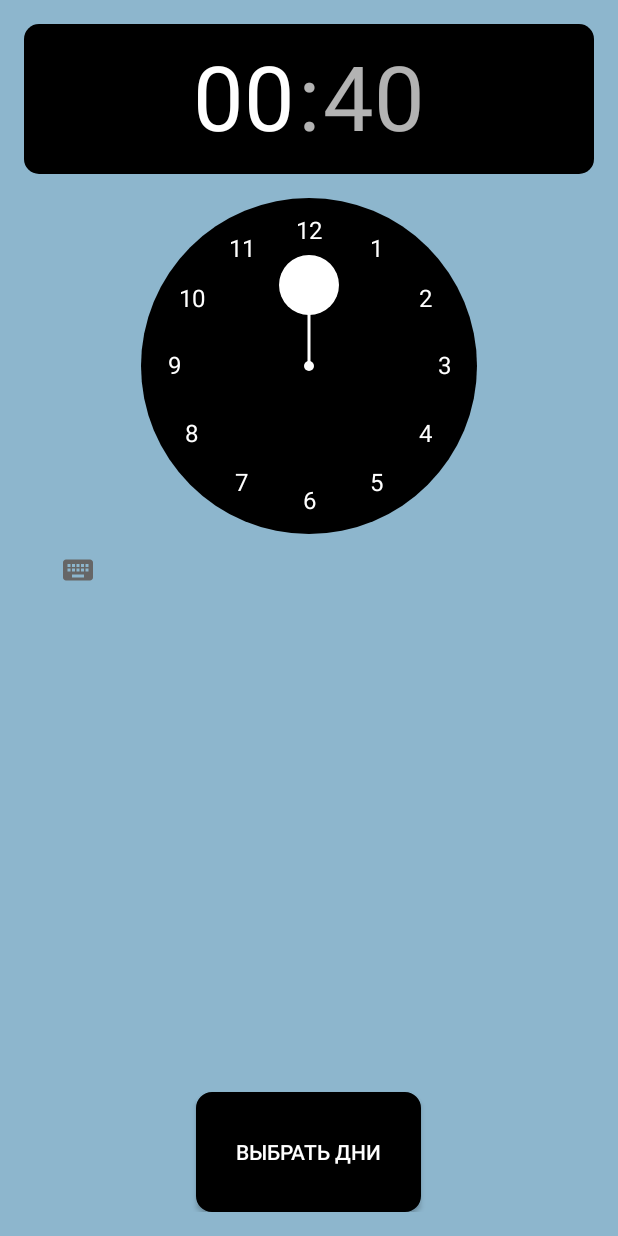
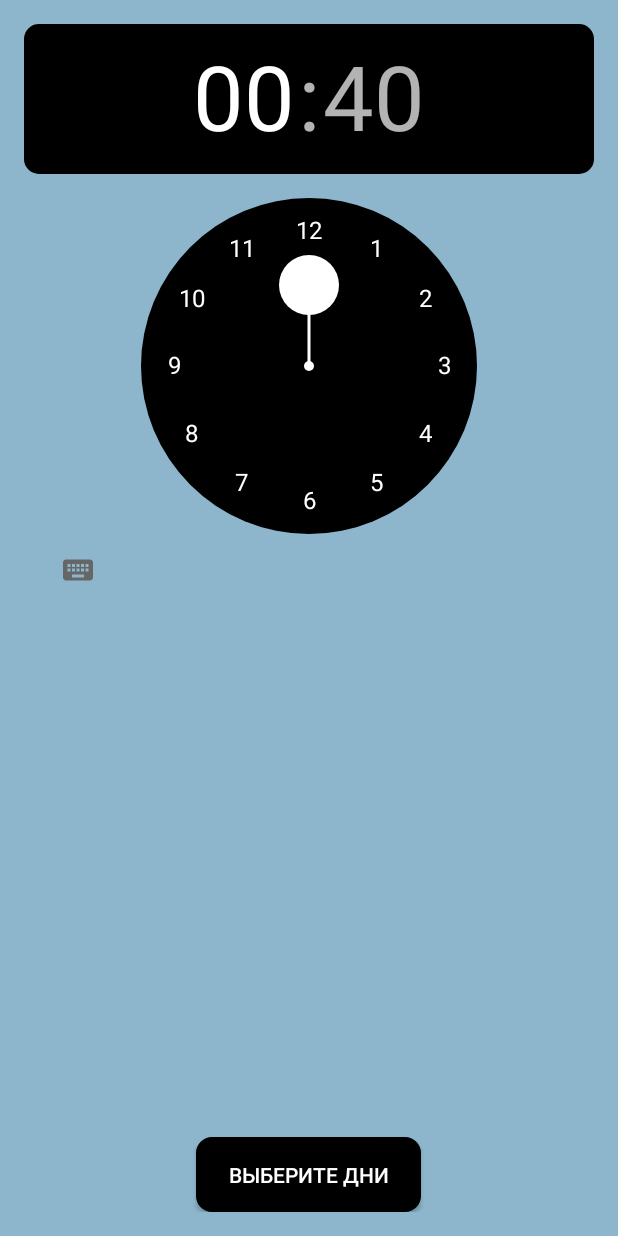
Before and after one commit to ZlotIv/AlarmClock, an Android app: the AlarmSettings screen opened directly, with no data from a screen before it, on a phone screen of 412 x 824 dp. Run offline under Robolectric (Android 15) with nearby library versions, the phone set to English and light mode, and no system bars.

Commit message:
Изменён цвет кнопок в AlertDialog, некоторые поправки в String

```diff
--- a/app/src/main/java/zlotnikov/alarmclock/AlarmSettings.java
+++ b/app/src/main/java/zlotnikov/alarmclock/AlarmSettings.java
@@ -49,7 +49,7 @@ public class AlarmSettings extends AppCompatActivity {
         intBuffer = new StringBuffer();
         AlertDialog.Builder daysDialogBuilder = new AlertDialog.Builder(this, R.style.myAlertDialog);
 
-        daysDialogBuilder.setTitle(R.string.choosedaysTitle);
+        daysDialogBuilder.setTitle(R.string.chooseDaysTitle);
         // установка диалог. окна с множественным выбором
         daysDialogBuilder.setMultiChoiceItems(daysArray, checkDays, new DialogInterface.OnMultiChoiceClickListener() {
             @Override
--- a/app/src/main/res/layout/activity_alarm_settings.xml
+++ b/app/src/main/res/layout/activity_alarm_settings.xml
@@ -17,12 +17,12 @@
         android:layout_centerHorizontal="true"/>
 
     <Button
+        android:id="@+id/choose_days"
         android:layout_width="150dp"
-        android:layout_height="80dp"
-        android:text="Выбрать дни"
-        android:id="@+id/choose_days"
+        android:layout_height="50dp"
+        android:background="@drawable/choosedaysbuttonselector"
+        android:text="@string/chooseDaysBtn"
+        android:textColor="@color/colorWhite"
         android:layout_alignParentBottom="true"
-        android:layout_centerHorizontal="true"
-        android:background="@drawable/choosedaysbuttonselector"
-        android:textColor="@color/colorWhite" />
+        android:layout_centerHorizontal="true" />
 </RelativeLayout>
--- a/app/src/main/res/values/strings.xml
+++ b/app/src/main/res/values/strings.xml
@@ -1,6 +1,6 @@
 <resources>
     <string name="app_name">Alarm Clock</string>
-    <string name="choosedaysTitle">Выберите дни недели</string>
+    <string name="chooseDaysTitle">Выберите дни недели</string>
     <string name="cancel">Отмена</string>
     <string name="accept">Подтвердить</string>
     <string name="alarmClockConfirm">Будильник установлен</string>
@@ -8,5 +8,6 @@
     <string name="deleteAlarmClockToast">Будильник удалён</string>
     <string name="chooseSong">Выберите мелодию для будильника</string>
     <string name="stop">Стоп</string>
+    <string name="chooseDaysBtn">Выберите дни</string>
     <string name="repeatAlarmClock">Повторить через 5 минут</string>
 </resources>
--- a/app/src/main/res/values/styles.xml
+++ b/app/src/main/res/values/styles.xml
@@ -20,6 +20,9 @@
     <style name="myAlertDialog" parent="Theme.AppCompat.Light.Dialog.Alert">
         <item name="android:textColor">@color/colorBlack</item>
         <item name="android:colorPrimary">@color/colorBlack</item>
+        <!-- Для тех, кто это читает. ПОЛ ГОДА я не мог поменять цвет кнопок в AlertDialog в xml. И чисто случайно
+          я нашел это решение (строчка ниже) в огромном потоке кода на буржуйском сайте, даже не Stack Overflow -->
+        <item name="colorAccent">@color/colorBlack</item>
         <item name="android:colorAccent">@color/colorBlack</item>
         <item name="android:colorControlNormal">@color/colorBlack</item>
         <item name="android:colorControlActivated">@color/colorBlack</item>
--- a/build.gradle
+++ b/build.gradle
@@ -5,7 +5,7 @@ buildscript {
         jcenter()
     }
     dependencies {
-        classpath 'com.android.tools.build:gradle:2.2.3'
+        classpath 'com.android.tools.build:gradle:2.3.0'
 
         // NOTE: Do not place your application dependencies here; they belong
         // in the individual module build.gradle files
```
Also changed, not shown: app/src/main/ic_launcher-web.png (deleted), gradle/wrapper/gradle-wrapper.properties.
